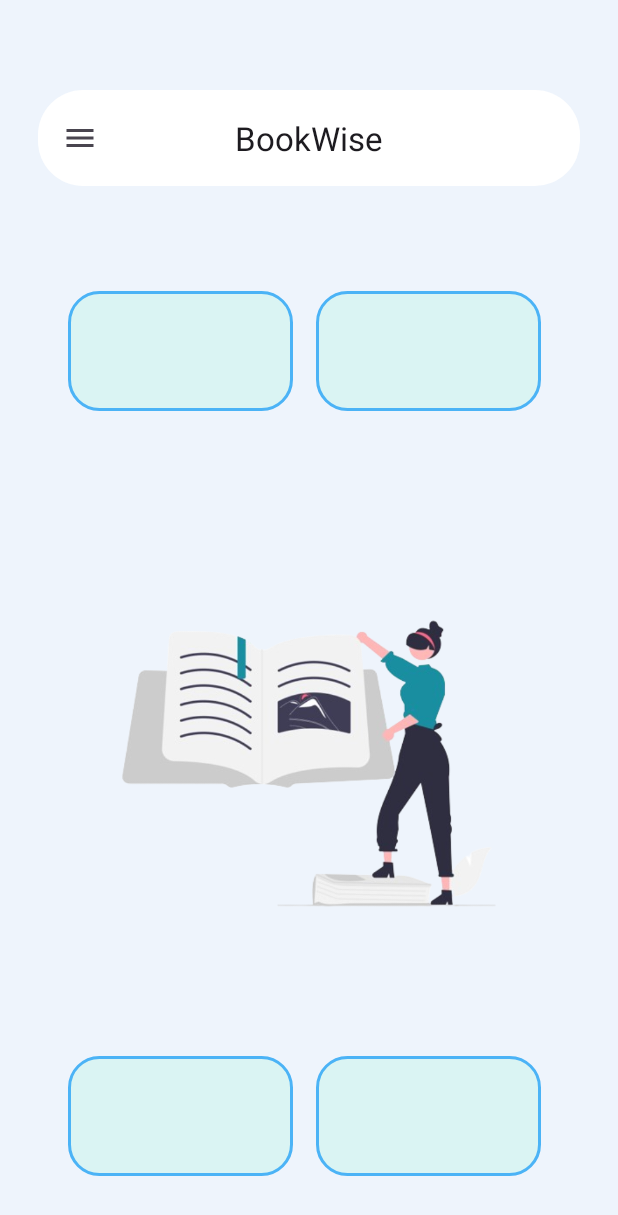
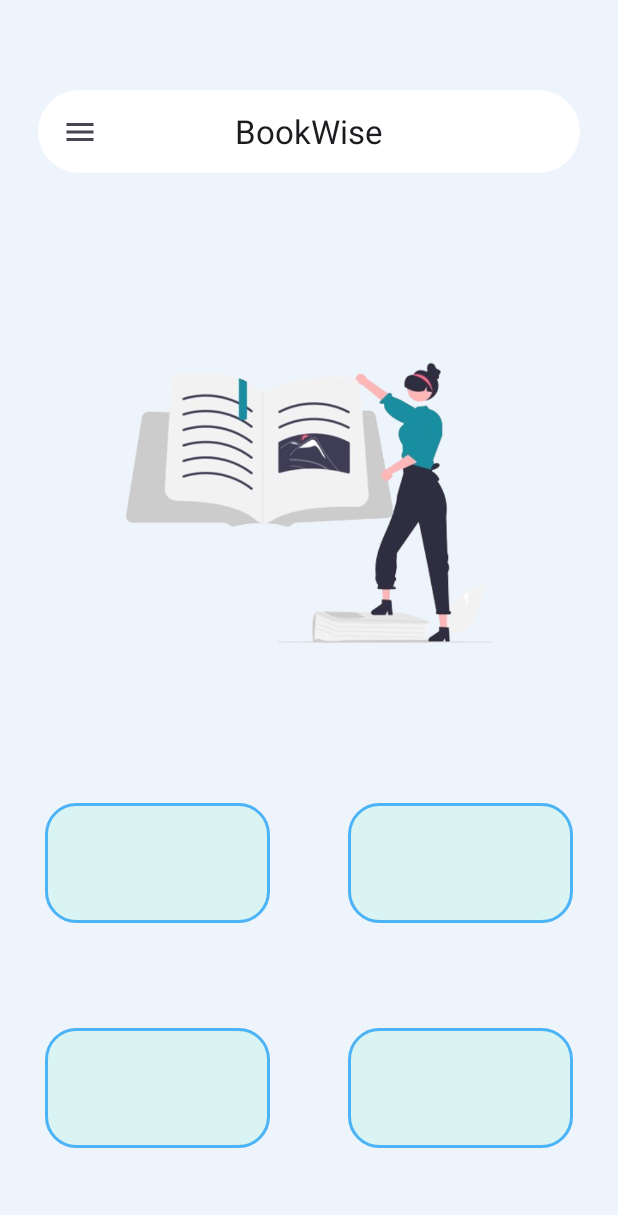
Before and after one commit to tishan-koleh/BookWise, an Android app: the screen it shows after launch (MemberActivity), on a phone screen of 412 x 824 dp. Shown: the top 1215 px of the screen. Run offline under Robolectric (Android 15) with nearby library versions, the phone set to English and light mode, and no system bars; our stand-ins replace data binding, navigation-ui.

Commit message:
Scroll view Fixed

```diff
--- a/app/src/main/res/layout/activity_member.xml
+++ b/app/src/main/res/layout/activity_member.xml
@@ -14,14 +14,14 @@
 
     <androidx.constraintlayout.widget.ConstraintLayout
         android:layout_width="match_parent"
-        android:layout_height="wrap_content">
+        android:layout_height="wrap_content"
+        android:layout_marginTop="60dp">
 
         <com.google.android.material.appbar.AppBarLayout
             android:id="@+id/appBarLayout"
             android:layout_width="match_parent"
-            android:layout_height="wrap_content"
+            android:layout_height="55dp"
             android:layout_marginHorizontal="25dp"
-            android:layout_marginTop="60dp"
             android:background="@drawable/rounded"
             app:layout_constraintEnd_toEndOf="parent"
             app:layout_constraintHorizontal_bias="0.5"
@@ -37,12 +37,15 @@
                 app:titleCentered="true" />
         </com.google.android.material.appbar.AppBarLayout>
 
+    </androidx.constraintlayout.widget.ConstraintLayout>
+
 
     <androidx.fragment.app.FragmentContainerView
         android:id="@+id/fragmentContainerView_member"
         android:name="androidx.navigation.fragment.NavHostFragment"
         android:layout_width="match_parent"
         android:layout_height="wrap_content"
+        android:layout_marginTop="125dp"
         app:defaultNavHost="true"
         app:layout_constraintBottom_toBottomOf="parent"
         app:layout_constraintEnd_toEndOf="parent"
@@ -51,7 +54,6 @@
         app:layout_constraintTop_toBottomOf="@+id/appBarLayout"
         app:layout_constraintVertical_bias="0.0"
         app:navGraph="@navigation/member_nav_graph" />
-    </androidx.constraintlayout.widget.ConstraintLayout>
 
 
     <com.google.android.material.navigation.NavigationView
@@ -59,8 +61,7 @@
         android:layout_width="wrap_content"
         android:layout_height="match_parent"
         android:layout_gravity="start"
-        android:layout_marginTop="60dp"
-        android:layout_marginBottom="30dp"
+
         android:background="#EEF4FC"
         app:headerLayout="@layout/header"
         app:menu="@menu/nav_drawer_menu" />
--- a/app/src/main/res/layout/fragment_home.xml
+++ b/app/src/main/res/layout/fragment_home.xml
@@ -1,117 +1,120 @@
 <?xml version="1.0" encoding="utf-8"?>
-<FrameLayout xmlns:android="http://schemas.android.com/apk/res/android"
+<androidx.constraintlayout.widget.ConstraintLayout xmlns:android="http://schemas.android.com/apk/res/android"
     xmlns:app="http://schemas.android.com/apk/res-auto"
     xmlns:tools="http://schemas.android.com/tools"
     android:layout_width="match_parent"
     android:layout_height="match_parent"
-    tools:context=".HomeFragment"
-    android:background="#EEF4FC">
+    android:background="#EEF4FC"
+    tools:context=".HomeFragment">
+
   <androidx.core.widget.NestedScrollView
       android:layout_width="match_parent"
-      android:layout_height="match_parent">
-    <LinearLayout
+      android:layout_height="match_parent"
+      app:layout_constraintBottom_toBottomOf="parent"
+      app:layout_constraintEnd_toEndOf="parent"
+      app:layout_constraintHorizontal_bias="0.5"
+      app:layout_constraintStart_toStartOf="parent"
+      app:layout_constraintTop_toTopOf="parent"
+      app:layout_constraintVertical_bias="0.5">
+
+    <FrameLayout
         android:layout_width="match_parent"
-        android:layout_height="match_parent"
-      android:orientation="vertical">
+        android:layout_height="wrap_content">
 
-      <LinearLayout
+
+      <ImageView
+          android:id="@+id/imageView2"
           android:layout_width="match_parent"
-          android:layout_height="match_parent"
-          android:layout_marginVertical="70dp"
-          android:background="#EEF4FC"
+          android:layout_height="400dp"
+          android:layout_marginHorizontal="40dp"
+          android:layout_marginTop="10dp"
+          android:src="@drawable/undraw_book_image" />
+
+      <androidx.constraintlayout.widget.ConstraintLayout
+          android:layout_width="match_parent"
+          android:layout_height="wrap_content"
+          android:layout_gravity="center_horizontal"
+          android:layout_marginStart="20dp"
+          android:layout_marginTop="400dp"
+          android:layout_marginEnd="20dp"
           android:orientation="horizontal"
-          android:paddingHorizontal="30dp">
+          android:padding="10dp">
 
-        <LinearLayout
-            android:id="@+id/member_button"
+
+        <FrameLayout
+            android:id="@+id/f1"
             android:layout_width="150dp"
             android:layout_height="80dp"
-            android:layout_marginStart="15dp"
             android:background="@drawable/button_background"
-            android:orientation="vertical">
+            app:layout_constraintBottom_toBottomOf="parent"
+            app:layout_constraintEnd_toEndOf="parent"
+            app:layout_constraintHorizontal_bias="0.0"
+            app:layout_constraintStart_toStartOf="parent"
+            app:layout_constraintTop_toTopOf="parent"
+            app:layout_constraintVertical_bias="0.0">
 
-        </LinearLayout>
+        </FrameLayout>
 
-        <LinearLayout
-            android:id="@+id/book_button"
+        <FrameLayout
+            android:id="@+id/f2"
             android:layout_width="150dp"
             android:layout_height="80dp"
-            android:layout_marginStart="15dp"
             android:background="@drawable/button_background"
-            android:orientation="vertical">
+            app:layout_constraintBottom_toBottomOf="parent"
+            app:layout_constraintEnd_toEndOf="parent"
+            app:layout_constraintHorizontal_bias="1.0"
+            app:layout_constraintStart_toStartOf="parent"
+            app:layout_constraintTop_toTopOf="parent"
+            app:layout_constraintVertical_bias="0.0">
 
-        </LinearLayout>
+        </FrameLayout>
 
-      </LinearLayout>
 
-      <ImageView
-          android:id="@+id/imageView5"
+      </androidx.constraintlayout.widget.ConstraintLayout>
+
+      <androidx.constraintlayout.widget.ConstraintLayout
           android:layout_width="match_parent"
-          android:layout_height="250dp"
-          android:layout_marginTop="40dp"
-          android:src="@drawable/undraw_book_image" />
+          android:layout_height="wrap_content"
+          android:layout_gravity="center_horizontal"
+          android:layout_marginStart="20dp"
+          android:layout_marginTop="550dp"
+          android:layout_marginEnd="20dp"
+          android:orientation="horizontal"
+          android:padding="10dp">
 
-      <LinearLayout
-          android:layout_width="match_parent"
-          android:layout_height="match_parent"
-          android:layout_marginVertical="70dp"
-          android:background="#EEF4FC"
-          android:orientation="horizontal"
-          android:paddingHorizontal="30dp">
 
-        <LinearLayout
-            android:id="@+id/member_button"
+        <FrameLayout
+
             android:layout_width="150dp"
             android:layout_height="80dp"
-            android:layout_marginStart="15dp"
             android:background="@drawable/button_background"
-            android:orientation="vertical">
+            app:layout_constraintBottom_toBottomOf="parent"
+            app:layout_constraintEnd_toEndOf="parent"
+            app:layout_constraintHorizontal_bias="0.0"
+            app:layout_constraintStart_toStartOf="parent"
+            app:layout_constraintTop_toTopOf="parent"
+            app:layout_constraintVertical_bias="0.0">
 
-        </LinearLayout>
+        </FrameLayout>
 
-        <LinearLayout
-            android:id="@+id/book_button"
+        <FrameLayout
+
             android:layout_width="150dp"
             android:layout_height="80dp"
-            android:layout_marginStart="15dp"
             android:background="@drawable/button_background"
-            android:orientation="vertical">
+            app:layout_constraintBottom_toBottomOf="parent"
+            app:layout_constraintEnd_toEndOf="parent"
+            app:layout_constraintHorizontal_bias="1.0"
+            app:layout_constraintStart_toStartOf="parent"
+            app:layout_constraintTop_toTopOf="parent"
+            app:layout_constraintVertical_bias="0.0">
 
-        </LinearLayout>
+        </FrameLayout>
 
-      </LinearLayout>
 
-      <LinearLayout
-          android:layout_width="match_parent"
-          android:layout_height="match_parent"
-          android:background="#EEF4FC"
-          android:orientation="horizontal"
-          android:paddingHorizontal="30dp">
-
-        <LinearLayout
-            android:id="@+id/member_button"
-            android:layout_width="150dp"
-            android:layout_height="80dp"
-            android:layout_marginStart="15dp"
-            android:background="@drawable/button_background"
-            android:orientation="vertical">
-
-        </LinearLayout>
-
-        <LinearLayout
-            android:id="@+id/book_button"
-            android:layout_width="150dp"
-            android:layout_height="80dp"
-            android:layout_marginStart="15dp"
-            android:background="@drawable/button_background"
-            android:orientation="vertical">
-
-        </LinearLayout>
-
-      </LinearLayout>
-
-    </LinearLayout>
+      </androidx.constraintlayout.widget.ConstraintLayout>
+    </FrameLayout>
   </androidx.core.widget.NestedScrollView>
 
 
-</FrameLayout>
+</androidx.constraintlayout.widget.ConstraintLayout>
```
Also changed, not shown: app/src/main/res/drawable/undraw_bibliophile.png (added). Lines whose indentation alone changed are shown as unchanged.
